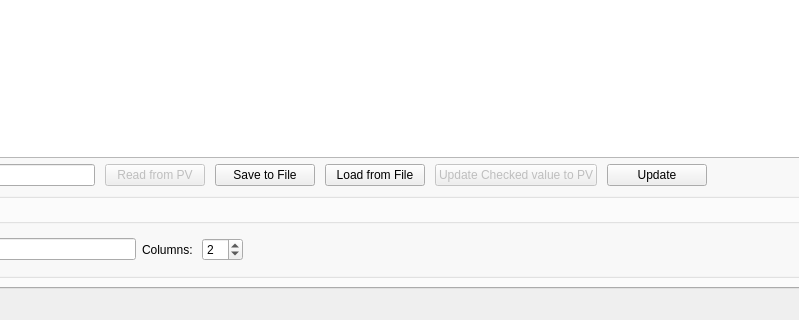
First picture: the form in Qt/PV_View/mainwindow.ui, repository Rolloke/GUI-Apps, before the edit; both pictures show x 141 to 940 and y 280 to 600 of the 1044 by 600 pixel window.
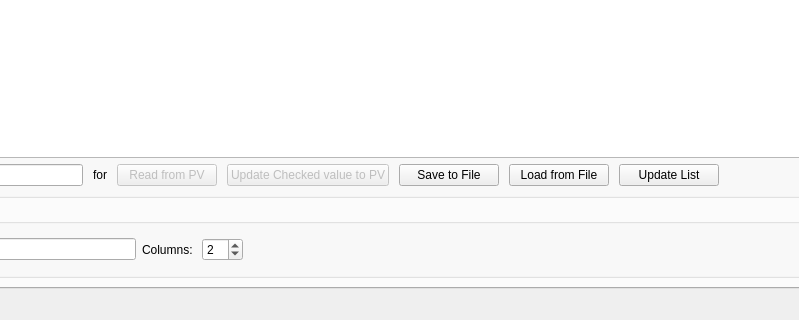
Second picture: the form after the edit. The open tabs and pages were chosen to show the change. Icons and pictures are not drawn.

```diff
--- a/Qt/PV_View/mainwindow.ui
+++ b/Qt/PV_View/mainwindow.ui
@@ -673,6 +673,13 @@
                </property>
               </widget>
              </item>
+             <item>
+              <widget class="QLabel" name="labelFor">
+               <property name="text">
+                <string>for</string>
+               </property>
+              </widget>
+             </item>
              <item>
               <widget class="QPushButton" name="btnReadConfig">
                <property name="enabled">
@@ -689,6 +696,16 @@
                </property>
               </widget>
              </item>
+             <item>
+              <widget class="QPushButton" name="btnSendValueToPv">
+               <property name="enabled">
+                <bool>false</bool>
+               </property>
+               <property name="text">
+                <string>Update Checked value to PV</string>
+               </property>
+              </widget>
+             </item>
              <item>
               <widget class="QPushButton" name="btnStoreValues">
                <property name="minimumSize">
@@ -715,16 +732,6 @@
                </property>
               </widget>
              </item>
-             <item>
-              <widget class="QPushButton" name="btnSendValueToPv">
-               <property name="enabled">
-                <bool>false</bool>
-               </property>
-               <property name="text">
-                <string>Update Checked value to PV</string>
-               </property>
-              </widget>
-             </item>
              <item>
               <widget class="QPushButton" name="btnUpdataList">
                <property name="minimumSize">
@@ -734,7 +741,7 @@
                 </size>
                </property>
                <property name="text">
-                <string>Update</string>
+                <string>Update List</string>
                </property>
               </widget>
              </item>
```
Left out of the diff: 27 changed lines with no effect on the pictures.
